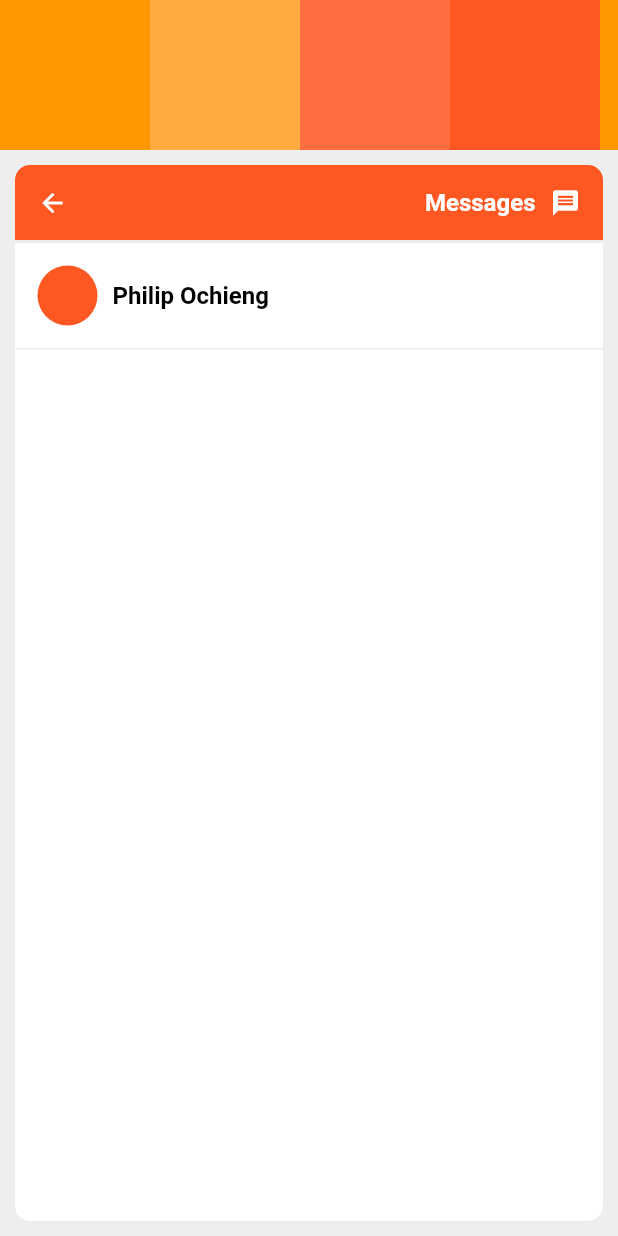
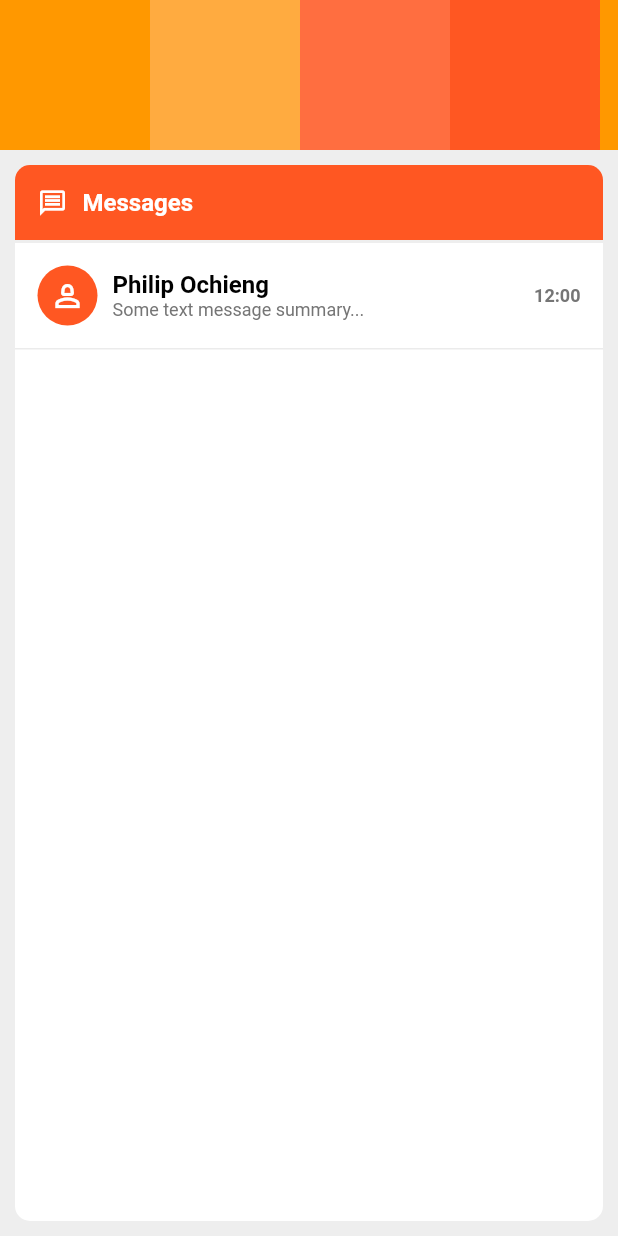
Before and after one commit to BernardMugita/apprisals_front-end, a Flutter app: the Messages screen opened by its route, on a phone screen of 412 x 824 dp. Run offline on Flutter 3.47's test engine with Material 2 defaults, Android fonts, the phone set to English and light mode, and no system bars.

Commit message:
UI changes made

```diff
--- a/lib/main.dart
+++ b/lib/main.dart
@@ -2,6 +2,7 @@ import 'package:employee_insights/screens/Dashboard/dashboard.dart';
 import 'package:employee_insights/screens/Employees/employee_apprisal.dart';
 import 'package:employee_insights/screens/Employees/employees.dart';
 import 'package:employee_insights/screens/Messages/messages.dart';
+import 'package:employee_insights/screens/Messages/single_message_view.dart';
 import 'package:employee_insights/screens/Payslips/payslips_list.dart';
 import 'package:employee_insights/screens/Payslips/single_payslip.dart';
 import 'package:employee_insights/screens/Tasks/create_task.dart';
@@ -29,6 +30,7 @@ Future<void> main() async {
       '/payslips': (context) => const PayslipsList(),
       '/single_slip': (context) => const SinglePayslip(),
       '/messages': (context) => const Messages(),
+      '/single_message': (context) => const SingleMessageView(),
     },
   ));
 }
@@ -57,6 +59,7 @@ class _RootAppState extends State<RootApp> {
   @override
   Widget build(BuildContext context) {
     return Scaffold(
+      key: _scaffoldKey,
       body: Center(child: _componentList.elementAt(_currentIndex)),
       bottomNavigationBar: BottomNavigationBar(
         currentIndex: _currentIndex,
@@ -111,6 +114,8 @@ class _RootAppState extends State<RootApp> {
         ],
       ),
       endDrawer: const EndDrawer(),
+      // show end drawer gesture
+      endDrawerEnableOpenDragGesture: true,
     );
   }
 }
--- a/lib/screens/Messages/messages.dart
+++ b/lib/screens/Messages/messages.dart
@@ -13,8 +13,7 @@ class _MessagesState extends State<Messages> {
   Widget build(BuildContext context) {
     return Scaffold(
         backgroundColor: Colors.grey[200],
-      body: Column(
-        children: [
+        body: Column(children: [
           const TopDecoration(),
           Container(
             padding: const EdgeInsets.all(15),
@@ -31,30 +30,18 @@ class _MessagesState extends State<Messages> {
                 Row(
                   children: [
                     Icon(
-                      Icons.arrow_back,
+                      Icons.message_outlined,
                       color: Colors.white,
                       size: 20,
                     ),
                     SizedBox(
                       width: 10,
                     ),
-                  ],
-                ),
-                Row(
-                  children: [
                     Text('Messages',
                         style: TextStyle(
                             color: Colors.white,
                             fontSize: 16,
                             fontWeight: FontWeight.bold)),
-                    SizedBox(
-                      width: 10,
-                    ),
-                    Icon(
-                      Icons.message,
-                      color: Colors.white,
-                      size: 20,
-                    ),
                   ],
                 )
               ],
@@ -62,7 +49,8 @@ class _MessagesState extends State<Messages> {
           ),
           Expanded(
               child: Container(
-            margin: const EdgeInsets.only(bottom: 10, left: 10, right: 10),
+                  margin:
+                      const EdgeInsets.only(bottom: 10, left: 10, right: 10),
                   decoration: const BoxDecoration(
                       color: Colors.white,
                       borderRadius: BorderRadius.only(
@@ -79,27 +67,49 @@ class _MessagesState extends State<Messages> {
                                   bottom: BorderSide(
                                       color: Color.fromARGB(255, 235, 235, 235),
                                       width: 1))),
-                    child: const Row(children: [
-                      CircleAvatar(
+                          child: GestureDetector(
+                              onTap: () => Navigator.pushNamed(
+                                  context, '/single_message'),
+                              child: Row(
+                                children: [
+                                  const CircleAvatar(
                                     radius: 20,
                                     backgroundColor: Colors.deepOrange,
+                                    child: Icon(Icons.person_2_outlined,
+                                        color: Colors.white),
                                   ),
-                      SizedBox(
+                                  const SizedBox(
                                     width: 10,
                                   ),
-                      Text('Philip Ochieng',
+                                  Column(
+                                    crossAxisAlignment:
+                                        CrossAxisAlignment.start,
+                                    children: [
+                                      const Text('Philip Ochieng',
                                           style: TextStyle(
                                               color: Colors.black,
                                               fontSize: 16,
-                              fontWeight: FontWeight.bold))
-                    ]),
-                  )
+                                              fontWeight: FontWeight.bold)),
+                                      SizedBox(
+                                          child: Text(
+                                              "Some text message summary...",
+                                              style: TextStyle(
+                                                  fontSize: 12,
+                                                  color: Colors.grey[600])))
                                     ],
                                   ),
+                                  const Spacer(),
+                                  Text('12:00',
+                                      style: TextStyle(
+                                          color: Colors.grey[600],
+                                          fontSize: 12,
+                                          fontWeight: FontWeight.bold))
+                                ],
+                              )),
                         ),
-          ))
                       ],
                     ),
-    );
+                  )))
+        ]));
   }
 }
--- a/lib/screens/Payslips/single_payslip.dart
+++ b/lib/screens/Payslips/single_payslip.dart
@@ -84,8 +84,9 @@ class _SinglePayslipState extends State<SinglePayslip> {
                           style: TextButton.styleFrom(
                             backgroundColor: Colors.deepOrangeAccent,
                             foregroundColor: Colors.white,
+                            maximumSize: const Size(180, 50),
                             shape: RoundedRectangleBorder(
-                              borderRadius: BorderRadius.circular(5),
+                              borderRadius: BorderRadius.circular(30),
                             ),
                           ),
                           onPressed: () {},
--- a/lib/widgets/employee_component.dart
+++ b/lib/widgets/employee_component.dart
@@ -23,6 +23,7 @@ class _EmployeeComponentState extends State<EmployeeComponent> {
               CircleAvatar(
                 radius: 20,
                 backgroundColor: Colors.deepOrange,
+                child: Icon(Icons.person_2_outlined, color: Colors.white),
                 // backgroundImage: AssetImage(''),
               ),
               SizedBox(
```
Also changed, not shown: lib/screens/Payslips/payslips_list.dart (+5 -3 lines), lib/widgets/end_drawer.dart (+53 -5 lines). Lines whose indentation alone changed are shown as unchanged.
